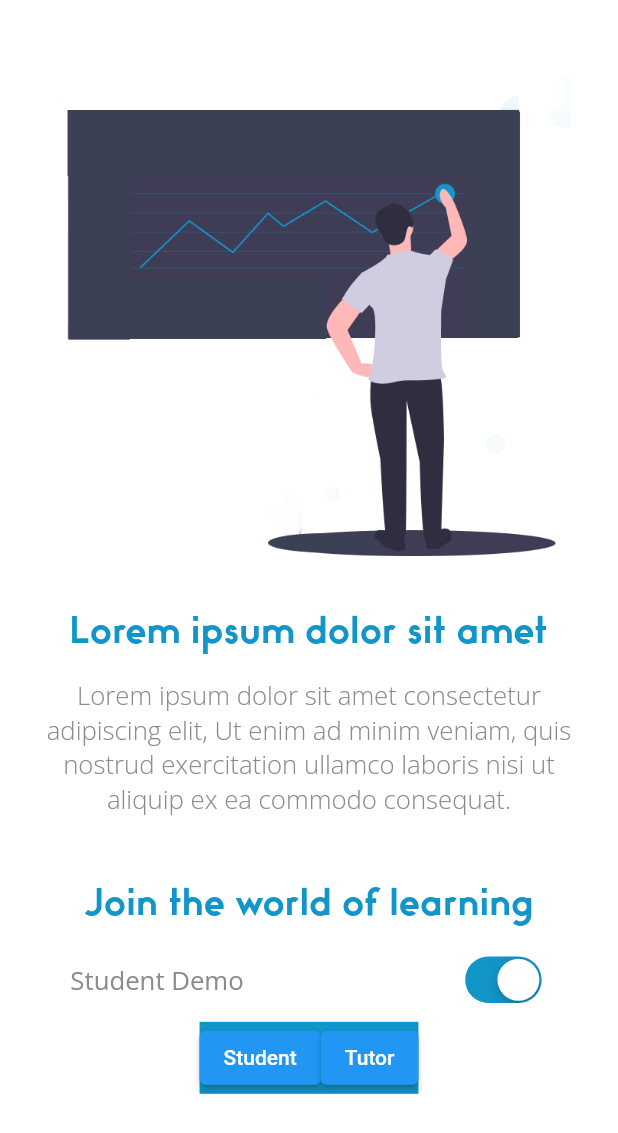
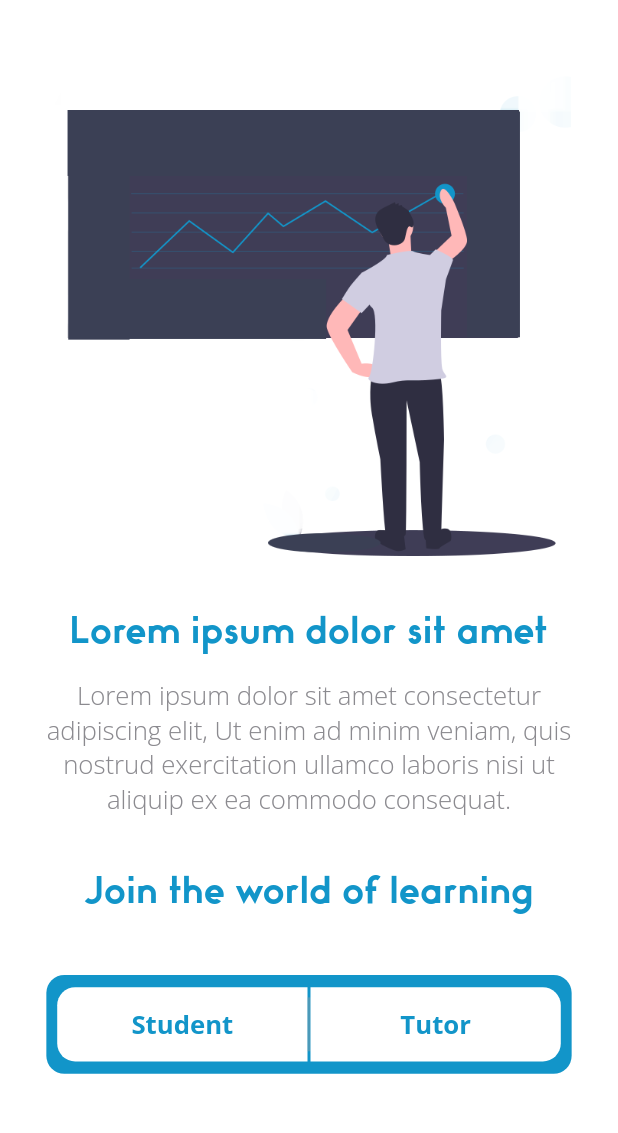
Before and after one commit to rahulrmsh/acharya-v1-flutter, a Flutter app: the screen it shows after launch, on a phone screen of 412 x 824 dp. Shown: the top 1133 px of the screen. Run offline on Flutter 3.47's test engine with Material 2 defaults, Android fonts, the phone set to English and light mode, and no system bars; our stand-ins replace flutter_screenutil, google_fonts.

Commit message:
welcome screen done

```diff
--- a/lib/views/Login/welcome.dart
+++ b/lib/views/Login/welcome.dart
@@ -4,7 +4,7 @@ import 'package:flutter/material.dart';
 import 'package:flutter_screenutil/flutter_screenutil.dart';
 import 'package:google_fonts/google_fonts.dart';
 
-bool _lights = true;
+// bool _lights = true;
 
 class WelcomeScreen extends StatefulWidget {
   @override
@@ -63,7 +63,7 @@ class _WelcomeScreenState extends State<WelcomeScreen> {
                 ),
               ),
               Padding(
-                padding: EdgeInsets.only(top: height * 0.05),
+                padding: EdgeInsets.only(top: height * 0.04),
                 child: Center(
                   child: Text(
                     "Join the world of learning",
@@ -78,50 +78,107 @@ class _WelcomeScreenState extends State<WelcomeScreen> {
                   ),
                 ),
               ),
-              MergeSemantics(
-                child: ListTile(
-                  title: Text(
-                    'Student Demo',
+              // MergeSemantics(
+              //   child: ListTile(
+              //     title: Text(
+              //       'Student Demo',
+              //       style: GoogleFonts.openSans(
+              //         color: fadeTextColor,
+              //         fontSize: ScreenUtil().setSp(45),
+              //         fontWeight: FontWeight.w400,
+              //       ),
+              //       textAlign: TextAlign.left,
+              //     ),
+              //     trailing: CupertinoSwitch(
+              //       activeColor: homeBgColor,
+              //       value: _lights,
+              //       onChanged: (bool value) {
+              //         setState(() {
+              //           _lights = value;
+              //         });
+              //       },
+              //     ),
+              //     onTap: () {
+              //       setState(() {
+              //         _lights = !_lights;
+              //       });
+              //     },
+              //   ),
+              // ),
+              Padding(
+                padding: EdgeInsets.only(top: height * 0.04),
+                child: Container(
+                  width: width,
+                  height: height * 0.08,
+                  decoration: BoxDecoration(
+                    color: homeBgColor,
+                    borderRadius: BorderRadius.circular(12),
+                  ),
+                  child: Padding(
+                    padding: EdgeInsets.all(5.0),
+                    child: Center(
+                      child: Row(
+                        mainAxisAlignment: MainAxisAlignment.center,
+                        children: <Widget>[
+                          Container(
+                            width: width * 0.27,
+                            height: height * 0.06,
+                            decoration: BoxDecoration(
+                              color: whiteColor,
+                              borderRadius: BorderRadius.only(
+                                topLeft: Radius.circular(12),
+                                bottomLeft: Radius.circular(12),
+                              ),
+                            ),
+                            child: TextButton(
+                              child: Text(
+                                'Student',
+                                textAlign: TextAlign.center,
                                 style: GoogleFonts.openSans(
-                      color: fadeTextColor,
+                                  color: homeBgColor,
                                   fontSize: ScreenUtil().setSp(45),
-                      fontWeight: FontWeight.w400,
+                                  fontWeight: FontWeight.w700,
                                 ),
-                    textAlign: TextAlign.left,
                               ),
-                  trailing: CupertinoSwitch(
-                    activeColor: homeBgColor,
-                    value: _lights,
-                    onChanged: (bool value) {
-                      setState(() {
-                        _lights = value;
-                      });
-                    },
-                  ),
-                  onTap: () {
-                    setState(() {
-                      _lights = !_lights;
-                    });
+                              onPressed: () {
+                                print('Pressed');
                               },
                             ),
                           ),
                           Container(
+                            margin: EdgeInsets.symmetric(vertical: 10),
+                            color: Colors.grey.withOpacity(0.4),
+                            width: 2,
+                          ),
+                          Container(
+                            width: width * 0.27,
+                            height: height * 0.06,
+                            decoration: BoxDecoration(
+                              color: whiteColor,
+                              borderRadius: BorderRadius.only(
+                                topRight: Radius.circular(12),
+                                bottomRight: Radius.circular(12),
+                              ),
+                            ),
+                            child: TextButton(
+                              child: Text(
+                                'Tutor',
+                                textAlign: TextAlign.center,
+                                style: GoogleFonts.openSans(
                                   color: homeBgColor,
-                child: Wrap(
-                  children: <Widget>[
-                    ElevatedButton(
-                      child: Text('Student'),
+                                  fontSize: ScreenUtil().setSp(45),
+                                  fontWeight: FontWeight.w700,
+                                ),
+                              ),
                               onPressed: () {
                                 print('Pressed');
                               },
                             ),
-                    ElevatedButton(
-                      child: Text('Tutor'),
-                      onPressed: () {
-                        print('Pressed');
-                      },
                           ),
                         ],
+                      ),
+                    ),
+                  ),
                 ),
               ),
             ],
```
Lines whose indentation alone changed are shown as unchanged.
